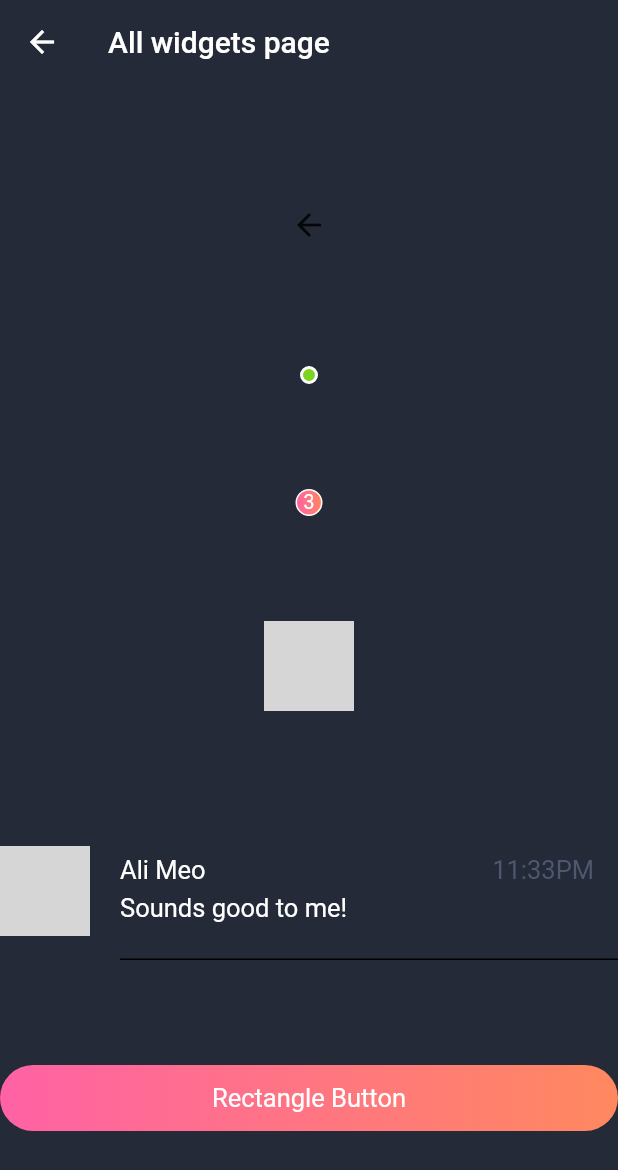
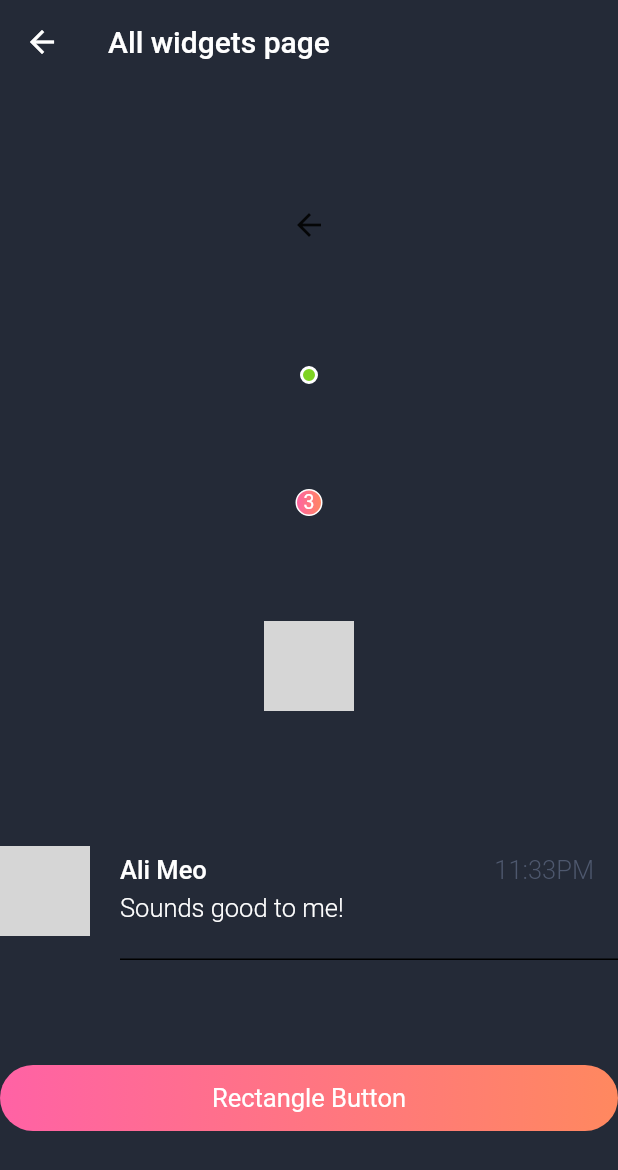
Before and after one commit to MinhNgoc1802/fs01_day02_01, a Flutter app: the AllWidgets screen opened directly, on a phone screen of 412 x 824 dp. Shown: the top 1170 px of the screen. Run offline on Flutter 3.47's test engine with Material 2 defaults, Android fonts, the light colour scheme and no system bars; network calls fail; grey boxes are pictures that could not be loaded.

Commit message:
update fontWeight

```diff
--- a/lib/widgets/message_item.dart
+++ b/lib/widgets/message_item.dart
@@ -55,6 +55,7 @@ class MessageItemWidget extends StatelessWidget {
                             fontSize: 17,
                             color: Colors.white,
                             overflow: TextOverflow.ellipsis,
+                            fontWeight: FontWeight.w500,
                           ),
                         ),
                       ),
@@ -67,6 +68,7 @@ class MessageItemWidget extends StatelessWidget {
                         style: const TextStyle(
                           fontSize: 17,
                           color: Color(0xff4E586E),
+                          fontWeight: FontWeight.w300,
                         ),
                       ),
                     ],
@@ -81,6 +83,7 @@ class MessageItemWidget extends StatelessWidget {
                       fontSize: 17,
                       color: Colors.white,
                       overflow: TextOverflow.ellipsis,
+                      fontWeight: FontWeight.w300,
                     ),
                   ),
                 ],
```
